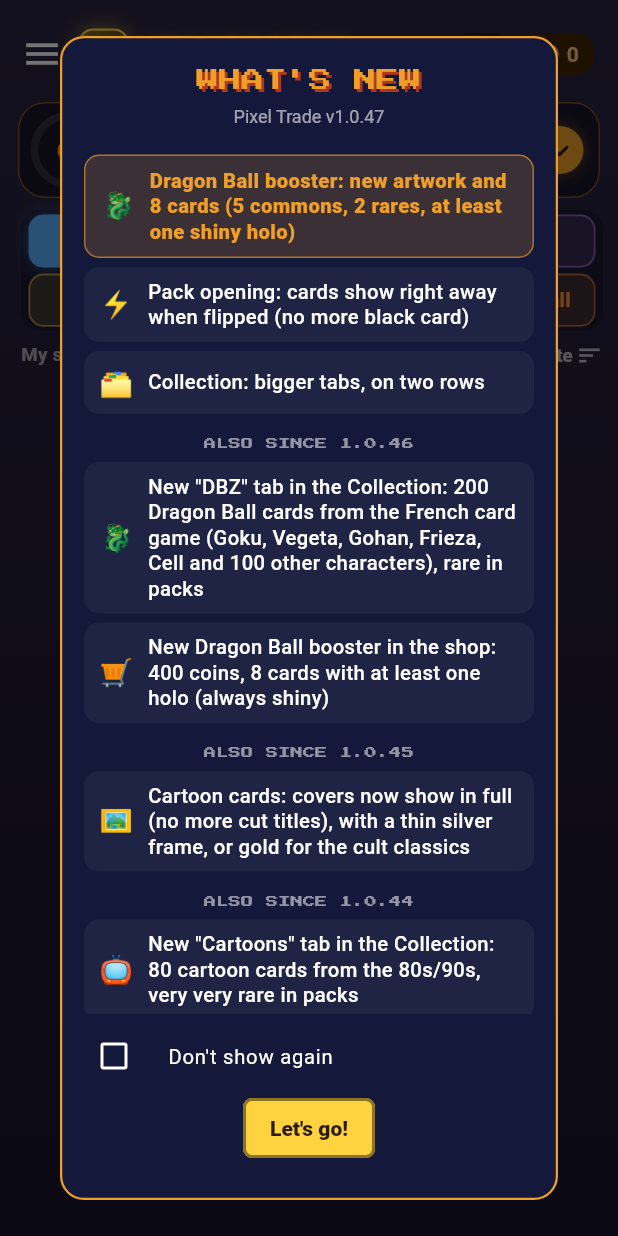
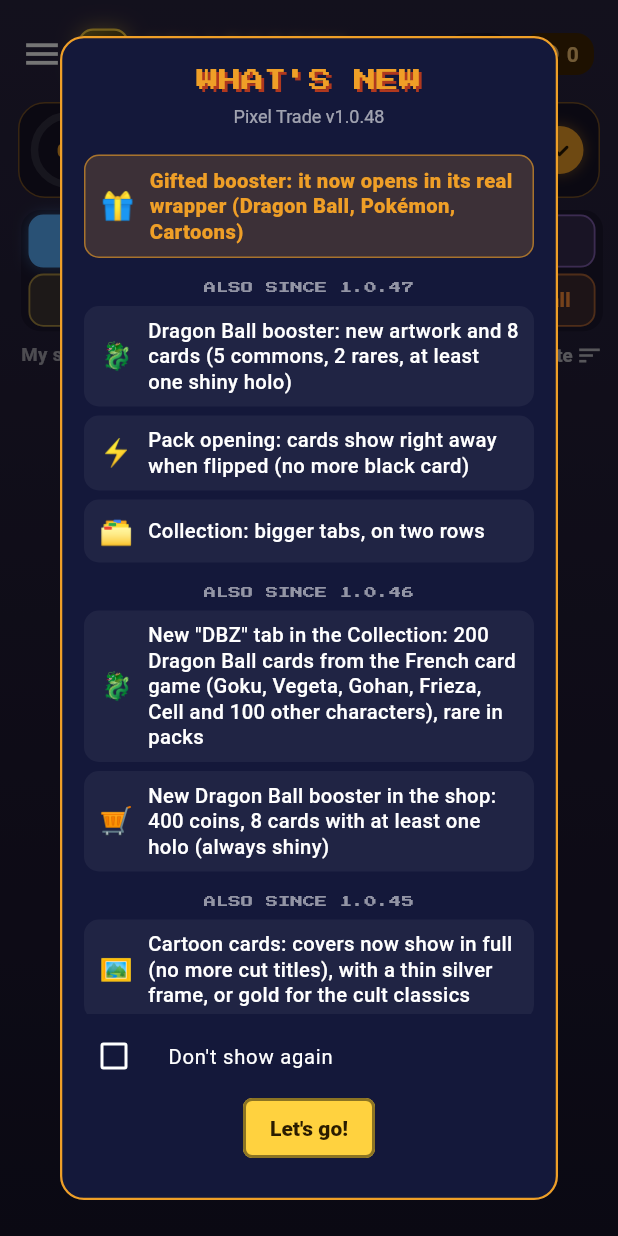
Before and after one commit to foclabroc/retro_collec_app, a Flutter app: the HomeShell screen opened directly, on a phone screen of 412 x 824 dp. Run offline on Flutter 3.47's test engine with Material 3 defaults, Android fonts, the phone set to English and light mode, and no system bars; our stand-ins replace flutter_local_notifications, google_fonts, open_filex, sensors_plus, shared_preferences, web; missing offline and left inert: dart:js_interop, workmanager; accounts and stored records are empty; network calls fail; statements that could not run were skipped.

Commit message:
Version 1.0.48 (nouveautés, CHANGELOG)
Co-Authored-By: Claude Opus 5.5 <noreply@anthropic.com>
Claude-Session: https://claude.ai/code/session_01Cs3xDsZd7Naejto1Ny4ucY

```diff
--- a/lib/update_check.dart
+++ b/lib/update_check.dart
@@ -19,7 +19,7 @@ import 'web_audio_stub.dart' if (dart.library.js_interop) 'web_audio_web.dart';
 // ═══════════════════════════════════════════════════════════════════════════
 
 /// Version de l'application (identique au pubspec.yaml, sans le « +N »).
-const kRetroCollecVersion = '1.0.47';
+const kRetroCollecVersion = '1.0.48';
 
 const _apiLatest = 'https://api.github.com/repos/foclabroc/retro_collec_app/releases/latest';
 const _releasesPage = 'https://github.com/foclabroc/retro_collec_app/releases/latest';
--- a/lib/whats_new.dart
+++ b/lib/whats_new.dart
@@ -12,6 +12,9 @@ import 'update_check.dart';
 // ═══════════════════════════════════════════════════════════════════════════
 
 const _kNews = <(String, String, String)>[
+  ('🎁', 'Booster offert : il s\'ouvre maintenant dans son vrai emballage (Dragon Ball, Pokémon, Dessins animés)',
+      'Gifted booster: it now opens in its real wrapper (Dragon Ball, Pokémon, Cartoons)'),
+  ('#', 'Aussi depuis la 1.0.47', 'Also since 1.0.47'),
   ('🐉', 'Booster Dragon Ball : nouveau visuel et 8 cartes (5 communes, 2 rares, au moins une holo brillante)',
       'Dragon Ball booster: new artwork and 8 cards (5 commons, 2 rares, at least one shiny holo)'),
   ('⚡', 'Ouverture des paquets : les cartes s\'affichent tout de suite au retournement (plus d\'écran noir)',
--- a/pubspec.yaml
+++ b/pubspec.yaml
@@ -1,7 +1,7 @@
 name: retro_collec
 description: Pixel Trade — collection multijoueur de boîtes de jeux rétro (paquets, échanges, marché) by foclabroc
 publish_to: 'none'
-version: 1.0.47+48
+version: 1.0.48+49
 
 environment:
   sdk: '>=3.0.0 <4.0.0'
```
Also changed, not shown: 1 other file.
